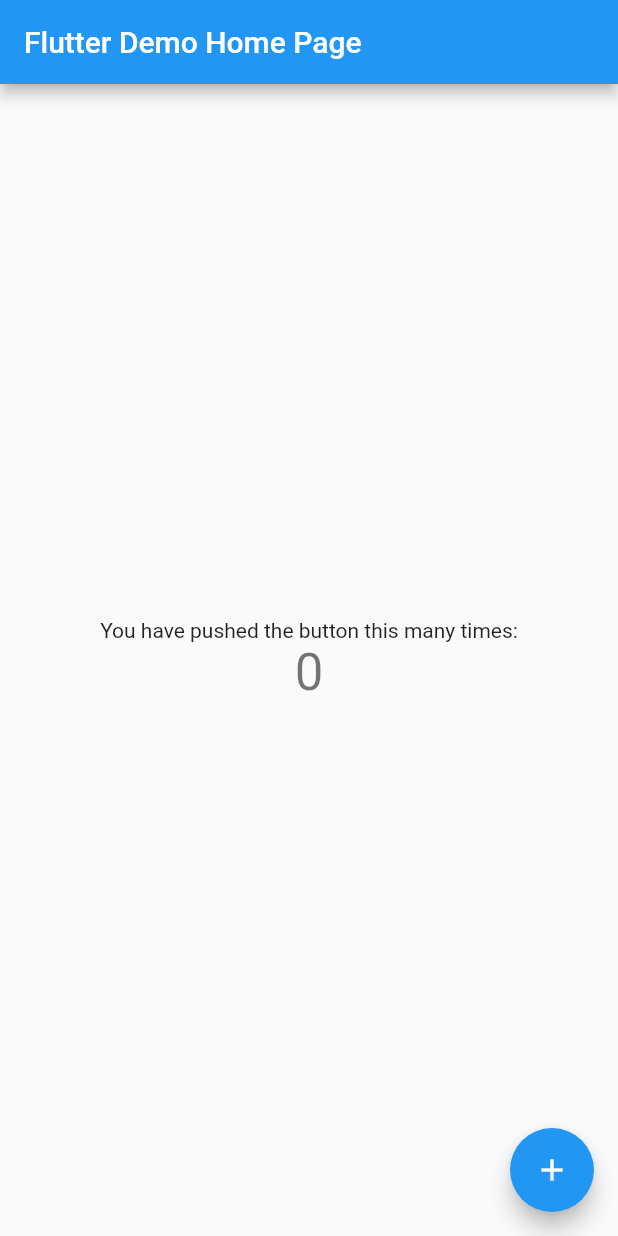
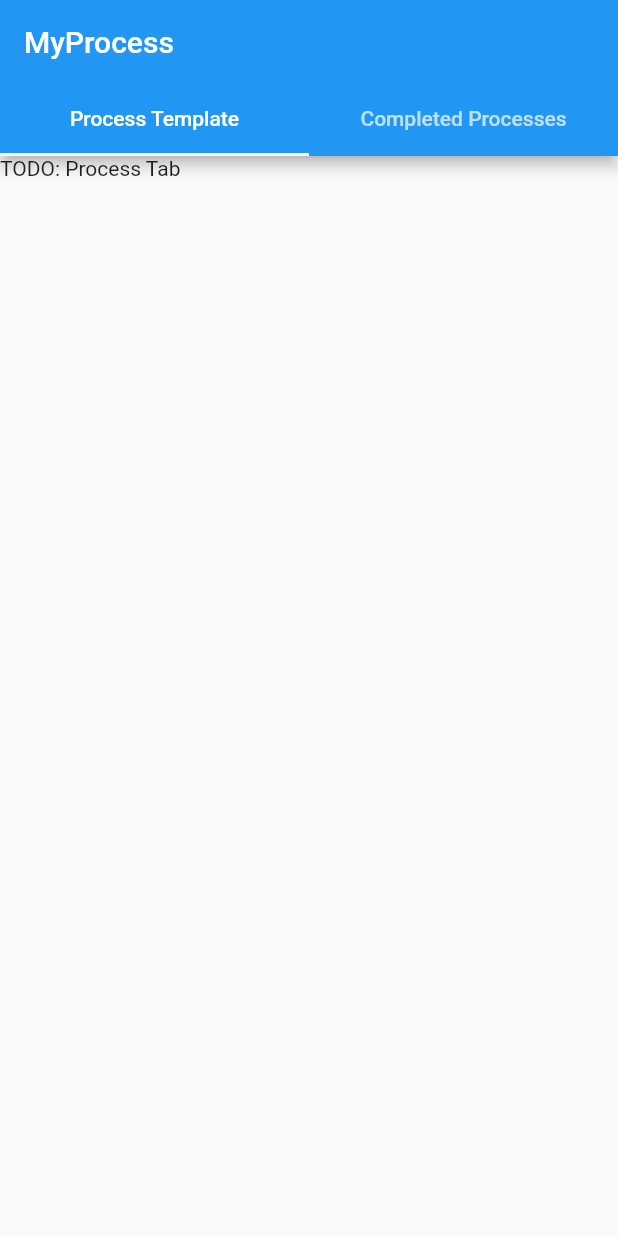
Before and after one commit to awesomedev43/myprocess, a Flutter app: the screen it shows after launch, on a phone screen of 412 x 824 dp. Run offline on Flutter 3.47's test engine with Material 2 defaults, Android fonts, the phone set to English and light mode, and no system bars; our stand-ins replace freezed_annotation, hooks_riverpod.

Commit message:
Add main screen component

```diff
--- a/lib/main.dart
+++ b/lib/main.dart
@@ -1,116 +1,40 @@
 import 'package:flutter/material.dart';
-import 'package:myprocess/model/model.dart';
+import 'package:hooks_riverpod/hooks_riverpod.dart';
 
 void main() {
-  runApp(const MyApp());
+  runApp(
+    MaterialApp(
+      title: 'MyProcess',
+      initialRoute: '/',
+      routes: {
+        '/': (context) => const MainScreen(),
+        '/second': (context) =>
+            const MainScreen(), // TODO: Add route for adding new process
+      },
+    ),
+  );
 }
 
-class MyApp extends StatelessWidget {
-  const MyApp({super.key});
-
-  // This widget is the root of your application.
+class MainScreen extends HookConsumerWidget {
+  const MainScreen({super.key});
   @override
-  Widget build(BuildContext context) {
-    return MaterialApp(
-      title: 'Flutter Demo',
-      theme: ThemeData(
-        // This is the theme of your application.
-        //
-        // Try running your application with "flutter run". You'll see the
-        // application has a blue toolbar. Then, without quitting the app, try
-        // changing the primarySwatch below to Colors.green and then invoke
-        // "hot reload" (press "r" in the console where you ran "flutter run",
-        // or simply save your changes to "hot reload" in a Flutter IDE).
-        // Notice that the counter didn't reset back to zero; the application
-        // is not restarted.
-        primarySwatch: Colors.blue,
-      ),
-      home: const MyHomePage(title: 'Flutter Demo Home Page'),
-    );
+  Widget build(BuildContext context, WidgetRef ref) {
+    return DefaultTabController(
+        length: 2,
+        child: Scaffold(
+          appBar: AppBar(
+            bottom: const TabBar(tabs: [
+              Tab(
+                text: "Process Template",
+              ),
+              Tab(text: "Completed Processes")
+            ]),
+            title: const Text("MyProcess"),
+          ),
+          body: const TabBarView(children: [
+            Text("TODO: Process Tab"),
+            Text("TODO: Completed Process")
+          ]),
+        ));
   }
 }
-
-class MyHomePage extends StatefulWidget {
-  const MyHomePage({super.key, required this.title});
-
-  // This widget is the home page of your application. It is stateful, meaning
-  // that it has a State object (defined below) that contains fields that affect
-  // how it looks.
-
-  // This class is the configuration for the state. It holds the values (in this
-  // case the title) provided by the parent (in this case the App widget) and
-  // used by the build method of the State. Fields in a Widget subclass are
-  // always marked "final".
-
-  final String title;
-
-  @override
-  State<MyHomePage> createState() => _MyHomePageState();
-}
-
-class _MyHomePageState extends State<MyHomePage> {
-  int _counter = 0;
-
-  void _incrementCounter() {
-    setState(() {
-      // This call to setState tells the Flutter framework that something has
-      // changed in this State, which causes it to rerun the build method below
-      // so that the display can reflect the updated values. If we changed
-      // _counter without calling setState(), then the build method would not be
-      // called again, and so nothing would appear to happen.
-      _counter++;
-    });
-  }
-
-  @override
-  Widget build(BuildContext context) {
-    // This method is rerun every time setState is called, for instance as done
-    // by the _incrementCounter method above.
-    //
-    // The Flutter framework has been optimized to make rerunning build methods
-    // fast, so that you can just rebuild anything that needs updating rather
-    // than having to individually change instances of widgets.
-    return Scaffold(
-      appBar: AppBar(
-        // Here we take the value from the MyHomePage object that was created by
-        // the App.build method, and use it to set our appbar title.
-        title: Text(widget.title),
-      ),
-      body: Center(
-        // Center is a layout widget. It takes a single child and positions it
-        // in the middle of the parent.
-        child: Column(
-          // Column is also a layout widget. It takes a list of children and
-          // arranges them vertically. By default, it sizes itself to fit its
-          // children horizontally, and tries to be as tall as its parent.
-          //
-          // Invoke "debug painting" (press "p" in the console, choose the
-          // "Toggle Debug Paint" action from the Flutter Inspector in Android
-          // Studio, or the "Toggle Debug Paint" command in Visual Studio Code)
-          // to see the wireframe for each widget.
-          //
-          // Column has various properties to control how it sizes itself and
-          // how it positions its children. Here we use mainAxisAlignment to
-          // center the children vertically; the main axis here is the vertical
-          // axis because Columns are vertical (the cross axis would be
-          // horizontal).
-          mainAxisAlignment: MainAxisAlignment.center,
-          children: <Widget>[
-            const Text(
-              'You have pushed the button this many times:',
-            ),
-            Text(
-              '$_counter',
-              style: Theme.of(context).textTheme.headlineMedium,
-            ),
-          ],
-        ),
-      ),
-      floatingActionButton: FloatingActionButton(
-        onPressed: _incrementCounter,
-        tooltip: 'Increment',
-        child: const Icon(Icons.add),
-      ), // This trailing comma makes auto-formatting nicer for build methods.
-    );
-  }
-}
--- a/pubspec.yaml
+++ b/pubspec.yaml
@@ -37,6 +37,7 @@
   cupertino_icons: ^1.0.2
   freezed_annotation: ^2.2.0
   json_annotation: ^4.8.0
+  hooks_riverpod: ^2.3.0
 
 dev_dependencies:
   flutter_test:
@@ -51,6 +52,8 @@
   build_runner: ^2.3.3
   freezed: ^2.3.2
   json_serializable: ^6.6.1
+  flutter_riverpod: ^2.3.0
+  flutter_hooks: ^0.18.6
 
 # For information on the generic Dart part of this file, see the
 # following page: https://dart.dev/tools/pub/pubspec
```
Also changed, not shown: pubspec.lock.
